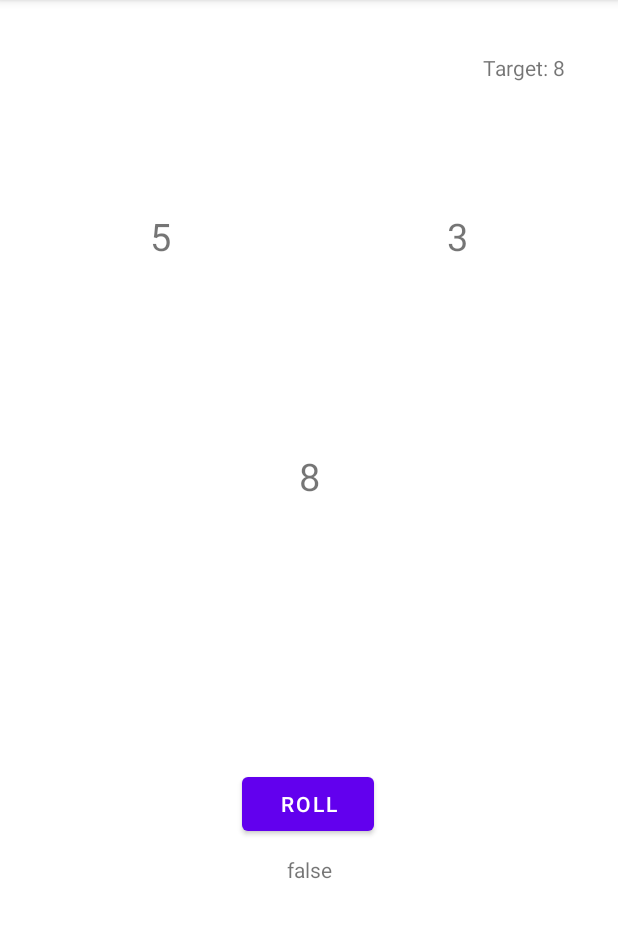
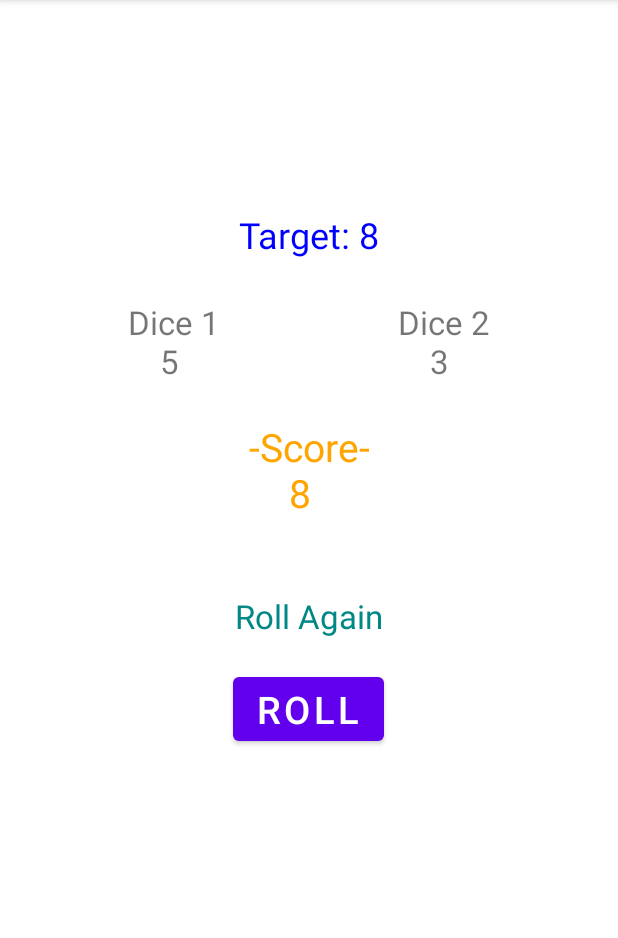
Before and after one commit to nbakh16/dice-game-android, an Android app: the screen it shows after launch (MainActivity), after a tap on "ROLL", on a phone screen of 412 x 824 dp, the part 84-1022 px from its top. Run offline under Robolectric (Android 15) with nearby library versions, the phone set to English and light mode, and no system bars.

Commit message:
Workable code
Working as intended with terrible ui.

```diff
--- a/app/src/main/java/com/id1720430/dicegame/MainActivity.kt
+++ /dev/null
@@ -1,79 +0,0 @@
-package com.id1720430.dicegame
-
-import androidx.appcompat.app.AppCompatActivity
-import android.os.Bundle
-import android.view.View
-import android.widget.Button
-import android.widget.TextView
-import java.util.*
-
-class MainActivity : AppCompatActivity() {
-
-    val rng: Random = Random()
-    var isFirstThrow: Boolean = true
-
-    private lateinit var dice1textview: TextView
-    private lateinit var dice2textview: TextView
-    private lateinit var sumtextview: TextView
-    private lateinit var resulttextview: TextView
-    private lateinit var targettextview: TextView
-    private lateinit var testtextview: TextView
-
-    var dice1 = 0
-    var dice2 = 0
-    var sum = 0
-    var target = 0
-
-    override fun onCreate(savedInstanceState: Bundle?) {
-        super.onCreate(savedInstanceState)
-        setContentView(R.layout.activity_main)
-
-        dice1textview = findViewById(R.id.dice1tv)
-        dice2textview = findViewById(R.id.dice2tv)
-        sumtextview = findViewById(R.id.sumtv)
-        resulttextview = findViewById(R.id.resulttv)
-        targettextview = findViewById(R.id.targettv)
-
-
-        testtextview = findViewById(R.id.testtv)
-        testtextview.text = isFirstThrow.toString()
-    }
-
-    fun rollDice(view: View) {
-        dice1 = rng.nextInt(6)+1
-        dice2 = rng.nextInt(6)+1
-        sum = dice1 + dice2
-
-        dice1textview.text = dice1.toString()
-        dice2textview.text = dice2.toString()
-        sumtextview.text = sum.toString()
-
-        gameManager()
-    }
-
-    fun gameManager() {
-        if(isFirstThrow){
-            if(sum==7 || sum==11){
-                resulttextview.text = "You won!"
-            }
-            else if (sum==2 || sum==3 || sum==12){
-                resulttextview.text = "You loose!"
-            }
-            else {
-                target = sum
-                targettextview.text = "Target: ${target.toString()}"
-            }
-            isFirstThrow = false
-            testtextview.text = isFirstThrow.toString()
-        }
-
-        else if (!isFirstThrow){
-            if (sum==7){
-                resulttextview.text = "You loose!"
-            }
-            else if (sum==target){
-                resulttextview.text = "You won!"
-            }
-        }
-    }
-}
--- /dev/null
+++ b/app/src/main/java/com/nbakh/dicegame/MainActivity.kt
@@ -0,0 +1,109 @@
+package com.nbakh.dicegame
+
+import android.graphics.Color
+import androidx.appcompat.app.AppCompatActivity
+import android.os.Bundle
+import android.view.View
+import android.widget.Button
+import android.widget.ImageView
+import android.widget.TextView
+import java.util.*
+
+class MainActivity : AppCompatActivity() {
+
+    val rng: Random = Random()
+    var isFirstThrow: Boolean = true
+
+    private lateinit var dice1textview: TextView
+    private lateinit var dice2textview: TextView
+    private lateinit var sumtextview: TextView
+    private lateinit var resulttextview: TextView
+    private lateinit var targettextview: TextView
+    private lateinit var rollbutton: Button
+    private lateinit var playagainbutton: Button
+    private lateinit var rolldiceimageview: ImageView
+
+    var dice1: Int = 0
+    var dice2: Int = 0
+    var sum: Int = 0
+    var target = 0
+
+    override fun onCreate(savedInstanceState: Bundle?) {
+        super.onCreate(savedInstanceState)
+        setContentView(R.layout.activity_main)
+
+        dice1textview = findViewById(R.id.dice1tv)
+        dice2textview = findViewById(R.id.dice2tv)
+        sumtextview = findViewById(R.id.sumtv)
+        resulttextview = findViewById(R.id.resulttv)
+        targettextview = findViewById(R.id.targettv)
+        rollbutton = findViewById(R.id.rollbtn)
+        playagainbutton = findViewById(R.id.playagainbtn)
+        rolldiceimageview = findViewById(R.id.rolldiceiv)
+
+        playagainbutton.visibility = View.INVISIBLE
+
+    }
+
+    fun rollDice(view: View) {
+        dice1 = rng.nextInt(6)+1
+        dice2 = rng.nextInt(6)+1
+        sum = (dice1 + dice2)
+
+        dice1textview.text = "Dice 1\n    ${dice1.toString()}"
+        dice2textview.text = "Dice 2\n    ${dice2.toString()}"
+        sumtextview.text = "-Score-\n    ${sum.toString()}"
+
+        gameManager()
+        rolldiceimageview.imageAlpha = 0
+    }
+
+    fun gameManager() {
+        if(isFirstThrow){
+            if(sum==7 || sum==11){
+                resulttextview.text = "You won!"
+                rollbutton.isClickable = false
+                rollbutton.visibility = View.INVISIBLE
+                playagainbutton.visibility = View.VISIBLE
+                sumtextview.setTextColor(Color.BLUE)
+            }
+            else if (sum==2 || sum==3 || sum==12){
+                resulttextview.text = "You loose!"
+                resulttextview.setTextColor(Color.RED)
+                rollbutton.isClickable = false
+                rollbutton.visibility = View.INVISIBLE
+                playagainbutton.visibility = View.VISIBLE
+            }
+            else {
+                target = sum
+                targettextview.text = "Target: ${target.toString()}"
+                resulttextview.text = "Roll Again"
+            }
+            isFirstThrow = false
+        }
+
+        else if (!isFirstThrow){
+            if (sum==7){
+                resulttextview.text = "You loose!"
+                resulttextview.setTextColor(Color.RED)
+                rollbutton.isClickable = false
+                rollbutton.visibility = View.INVISIBLE
+                playagainbutton.visibility = View.VISIBLE
+
+            }
+            else if (sum==target){
+                resulttextview.text = "You won!"
+                rollbutton.isClickable = false
+                rollbutton.visibility = View.INVISIBLE
+                playagainbutton.visibility = View.VISIBLE
+                sumtextview.setTextColor(Color.BLUE)
+            }
+        }
+    }
+
+    fun goToMainMenu(view: View) {
+        val intent = intent
+        finish()
+        startActivity(intent)
+    }
+}
--- a/app/src/main/res/layout/activity_main.xml
+++ b/app/src/main/res/layout/activity_main.xml
@@ -10,10 +10,10 @@
         android:id="@+id/dice1tv"
         android:layout_width="wrap_content"
         android:layout_height="wrap_content"
-        android:layout_marginStart="100dp"
-        android:layout_marginTop="140dp"
-        android:text="Dice 1"
-        android:textSize="25sp"
+        android:layout_marginStart="85dp"
+        android:layout_marginTop="200dp"
+        android:text=""
+        android:textSize="22sp"
         app:layout_constraintStart_toStartOf="parent"
         app:layout_constraintTop_toTopOf="parent" />
 
@@ -21,10 +21,10 @@
         android:id="@+id/dice2tv"
         android:layout_width="wrap_content"
         android:layout_height="wrap_content"
-        android:layout_marginTop="140dp"
-        android:layout_marginEnd="100dp"
-        android:text="Dice 2"
-        android:textSize="25sp"
+        android:layout_marginTop="200dp"
+        android:layout_marginEnd="85dp"
+        android:text=""
+        android:textSize="22sp"
         app:layout_constraintEnd_toEndOf="parent"
         app:layout_constraintTop_toTopOf="parent" />
 
@@ -32,9 +32,10 @@
         android:id="@+id/sumtv"
         android:layout_width="wrap_content"
         android:layout_height="wrap_content"
-        android:layout_marginTop="300dp"
-        android:text="Sum"
-        android:textSize="25sp"
+        android:layout_marginTop="280dp"
+        android:text=""
+        android:textColor="#FFA500"
+        android:textSize="26sp"
         app:layout_constraintEnd_toEndOf="parent"
         app:layout_constraintStart_toStartOf="parent"
         app:layout_constraintTop_toTopOf="parent" />
@@ -43,9 +44,10 @@
         android:id="@+id/rollbtn"
         android:layout_width="wrap_content"
         android:layout_height="wrap_content"
-        android:layout_marginTop="50dp"
+        android:layout_marginTop="20dp"
         android:onClick="rollDice"
         android:text="Roll"
+        android:textSize="25sp"
         app:layout_constraintEnd_toEndOf="parent"
         app:layout_constraintHorizontal_bias="0.498"
         app:layout_constraintStart_toStartOf="parent"
@@ -55,32 +57,47 @@
         android:id="@+id/resulttv"
         android:layout_width="wrap_content"
         android:layout_height="wrap_content"
-        android:layout_marginTop="100dp"
-        android:text=""
-        android:textSize="20sp"
-        android:textColor="@color/teal_200"
+        android:layout_marginTop="50dp"
+        android:text="Your first throw \n    Good luck!"
+        android:textColor="@color/teal_700"
+        android:textSize="22sp"
         app:layout_constraintEnd_toEndOf="parent"
         app:layout_constraintStart_toStartOf="parent"
         app:layout_constraintTop_toBottomOf="@+id/sumtv" />
 
-    <TextView
-        android:id="@+id/testtv"
-        android:layout_width="wrap_content"
-        android:layout_height="wrap_content"
-        android:layout_marginTop="10dp"
-        android:text="TextView"
-        app:layout_constraintEnd_toEndOf="parent"
-        app:layout_constraintStart_toStartOf="parent"
-        app:layout_constraintTop_toBottomOf="@+id/rollbtn" />
 
     <TextView
         android:id="@+id/targettv"
         android:layout_width="wrap_content"
         android:layout_height="wrap_content"
-        android:layout_marginTop="35dp"
-        android:layout_marginEnd="35dp"
-        android:text="TextView"
+        android:layout_marginTop="140dp"
+        android:text=""
+        android:textColor="#0000FF"
+        android:textSize="24sp"
         app:layout_constraintEnd_toEndOf="parent"
+        app:layout_constraintStart_toStartOf="parent"
         app:layout_constraintTop_toTopOf="parent" />
 
+    <ImageView
+        android:id="@+id/rolldiceiv"
+        android:layout_width="194dp"
+        android:layout_height="156dp"
+        android:layout_marginTop="200dp"
+        app:layout_constraintEnd_toEndOf="parent"
+        app:layout_constraintHorizontal_bias="0.498"
+        app:layout_constraintStart_toStartOf="parent"
+        app:layout_constraintTop_toTopOf="parent"
+        app:srcCompat="@drawable/dice_throw" />
+
+    <Button
+        android:id="@+id/playagainbtn"
+        android:layout_width="wrap_content"
+        android:layout_height="wrap_content"
+        android:onClick="goToMainMenu"
+        android:text="Play Again"
+        android:textSize="18sp"
+        app:layout_constraintEnd_toEndOf="parent"
+        app:layout_constraintStart_toStartOf="parent"
+        app:layout_constraintTop_toBottomOf="@+id/rollbtn" />
+
 </androidx.constraintlayout.widget.ConstraintLayout>
--- /dev/null
+++ b/app/src/main/res/values-land/dimens.xml
@@ -0,0 +1,3 @@
+<resources>
+    <dimen name="fab_margin">48dp</dimen>
+</resources>
--- /dev/null
+++ b/app/src/main/res/values-w1240dp/dimens.xml
@@ -0,0 +1,3 @@
+<resources>
+    <dimen name="fab_margin">200dp</dimen>
+</resources>
--- /dev/null
+++ b/app/src/main/res/values-w600dp/dimens.xml
@@ -0,0 +1,3 @@
+<resources>
+    <dimen name="fab_margin">48dp</dimen>
+</resources>
--- /dev/null
+++ b/app/src/main/res/values/dimens.xml
@@ -0,0 +1,3 @@
+<resources>
+    <dimen name="fab_margin">16dp</dimen>
+</resources>
--- a/app/src/main/res/values/themes.xml
+++ b/app/src/main/res/values/themes.xml
@@ -13,4 +13,13 @@
         <item name="android:statusBarColor" tools:targetApi="l">?attr/colorPrimaryVariant</item>
         <!-- Customize your theme here. -->
     </style>
+
+    <style name="Theme.DiceGame.NoActionBar">
+        <item name="windowActionBar">false</item>
+        <item name="windowNoTitle">true</item>
+    </style>
+
+    <style name="Theme.DiceGame.AppBarOverlay" parent="ThemeOverlay.AppCompat.Dark.ActionBar" />
+
+    <style name="Theme.DiceGame.PopupOverlay" parent="ThemeOverlay.AppCompat.Light" />
 </resources>
```
Also changed, not shown: app/build.gradle (+6 -1 lines), app/src/main/AndroidManifest.xml (+6 -1 lines), app/src/main/java/com/nbakh/dicegame/MenuActivity.kt (added, +11 -0 lines), app/src/main/res/layout/activity_menu.xml (added, +9 -0 lines), app/src/main/res/navigation/nav_graph.xml (added, +28 -0 lines), app/src/main/res/values/strings.xml (+9 -0 lines), app/src/main/res/drawable/dice_throw.png (added), 4 other files.
